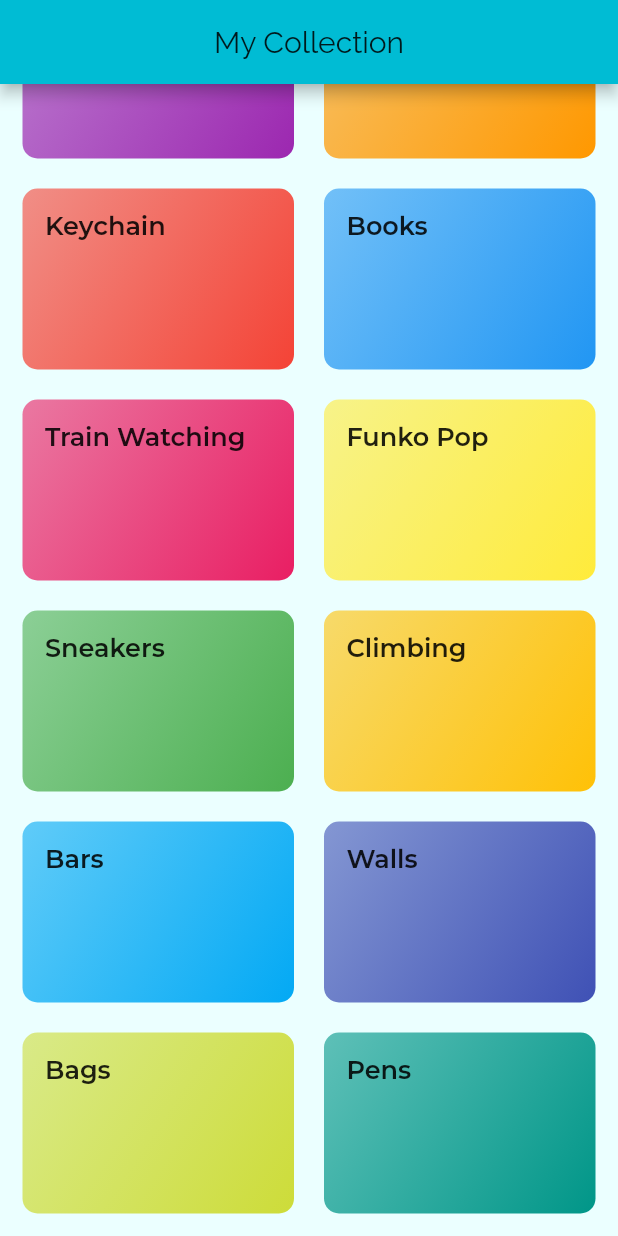
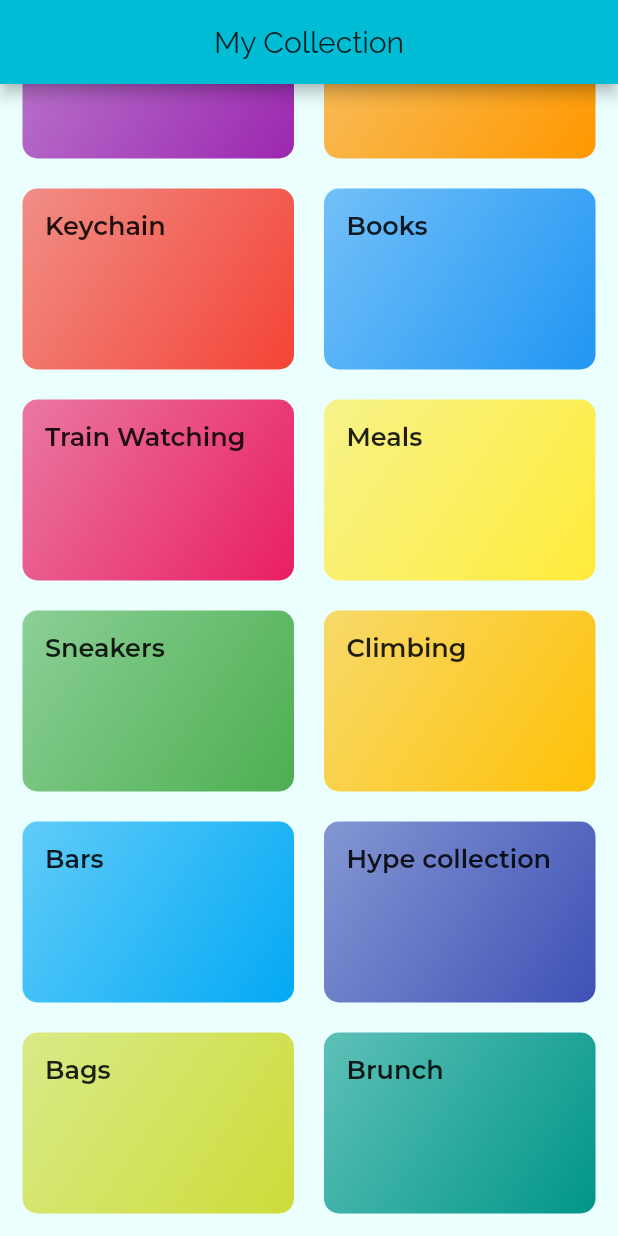
Before and after one commit to jackyangzzh/Flutter-Project, a Flutter app: the screen it shows after launch, scrolled down 86 dp, on a phone screen of 412 x 824 dp. Run offline on Flutter 3.47's test engine with Material 2 defaults, Android fonts, the phone set to English and light mode, and no system bars.

Commit message:
dummyData

```diff
--- /dev/null
+++ b/my_collection/lib/Model/collection.dart
@@ -0,0 +1,31 @@
+import 'package:flutter/foundation.dart';
+
+enum Difficulty {
+  Easy,
+  Average,
+  Challenging,
+  Hard,
+}
+
+class Collection {
+  final String id;
+  final List<String> categories;
+  final String title;
+  final String location;
+  final String imageUrl;
+  final String description;
+  final Difficulty difficulty;
+  final bool wouldAgain;
+  final bool wouldRecommand;
+
+  const Collection(
+      {@required this.id,
+      @required this.categories,
+      @required this.title,
+      @required this.location,
+      @required this.imageUrl,
+      @required this.description,
+      @required this.difficulty,
+      @required this.wouldAgain,
+      @required this.wouldRecommand});
+}
--- a/my_collection/lib/category_collect_screen.dart
+++ b/my_collection/lib/category_collect_screen.dart
@@ -1,6 +1,8 @@
 import 'package:flutter/material.dart';
 
 class CategoryCollectScreen extends StatelessWidget {
+  static const routeName = '/collection_page';
+
   @override
   Widget build(BuildContext context) {
     final routeArgs =
--- a/my_collection/lib/category_item.dart
+++ b/my_collection/lib/category_item.dart
@@ -9,7 +9,7 @@ class CategoryItem extends StatelessWidget {
   CategoryItem(this._id, this._title, this._color);
 
   void selectCategory(BuildContext ctx) {
-    Navigator.of(ctx).pushNamed('/category_collection',
+    Navigator.of(ctx).pushNamed(CategoryCollectScreen.routeName,
         arguments: {'id': _id, 'title': _title});
   }
 
--- a/my_collection/lib/dummy_data.dart
+++ b/my_collection/lib/dummy_data.dart
@@ -1,5 +1,6 @@
 import './Model/category.dart';
 import 'package:flutter/material.dart';
+import './Model/collection.dart';
 
 const dummyData = const [
   Category(id: 'c1', title: 'Resturuants', color: Colors.purple),
@@ -7,11 +8,40 @@ const dummyData = const [
   Category(id: 'c3', title: 'Keychain', color: Colors.red),
   Category(id: 'c4', title: 'Books', color: Colors.blue),
   Category(id: 'c5', title: 'Train Watching', color: Colors.pink),
-  Category(id: 'c6', title: 'Funko Pop', color: Colors.yellow),
+  Category(id: 'c6', title: 'Meals', color: Colors.yellow),
   Category(id: 'c7', title: 'Sneakers', color: Colors.green),
   Category(id: 'c8', title: 'Climbing', color: Colors.amber),
   Category(id: 'c9', title: 'Bars', color: Colors.lightBlue),
-  Category(id: 'c10', title: 'Walls', color: Colors.indigo),
+  Category(id: 'c10', title: 'Hype collection', color: Colors.indigo),
   Category(id: 'c11', title: 'Bags', color: Colors.lime),
-  Category(id: 'c12', title: 'Pens', color: Colors.teal),
+  Category(id: 'c12', title: 'Brunch', color: Colors.teal),
 ];
+
+const dummyCollection = const [
+  Collection(
+    id: 'e1',
+    categories: ['Resturuants', 'Brunch', 'Meals'],
+    title: 'Sunday Brunch at Madison Sourdough',
+    location: 'Madison',
+    imageUrl:
+        'http://ediblemadison.com/assets/page-headers/madison_sourdough-croissants-header.jpg',
+    description:
+        'I had a great Sunday brunch with my friends. They have the best crossiant there!',
+    difficulty: Difficulty.Easy,
+    wouldAgain: true,
+    wouldRecommand: true,
+  ),
+  Collection(
+    id: 'e2',
+    categories: ['Bars', 'Resturuants'],
+    title: 'Date night at 95th floor',
+    location: 'Chicago',
+    imageUrl:
+        'https://i.pinimg.com/originals/34/98/cf/3498cf701a8138011a5faac8f58ef48f.jpg',
+    description:
+        'A great date place in Chicago. The view was breathtaking. The food is average tho',
+    difficulty: Difficulty.Challenging,
+    wouldAgain: false,
+    wouldRecommand: true,
+  ),
+];
--- a/my_collection/lib/main.dart
+++ b/my_collection/lib/main.dart
@@ -25,7 +25,7 @@ class MyApp extends StatelessWidget {
                   fontWeight: FontWeight.w600))),
       home: CategoryScreen(),
       routes: {
-        '/category_collection': (ctx) => CategoryCollectScreen(),
+        CategoryCollectScreen.routeName: (ctx) => CategoryCollectScreen(),
       },
     );
   }
```
